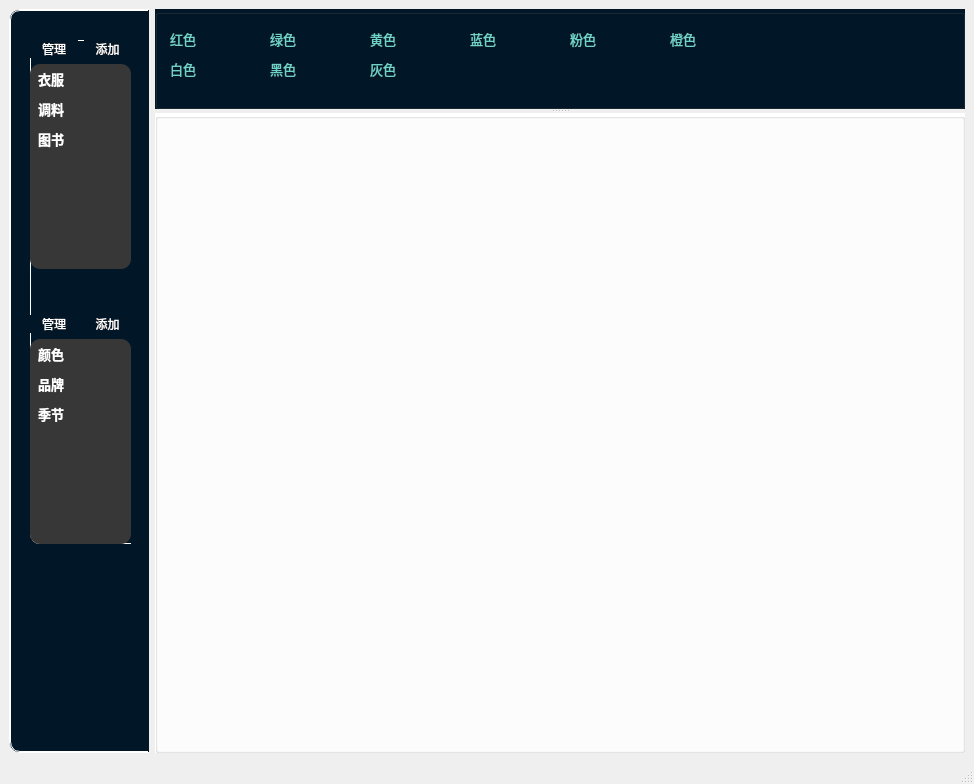
Above: code/managerUI.ui from RachelWealth/IoT-course-practice before the change. Below: the same form after it.
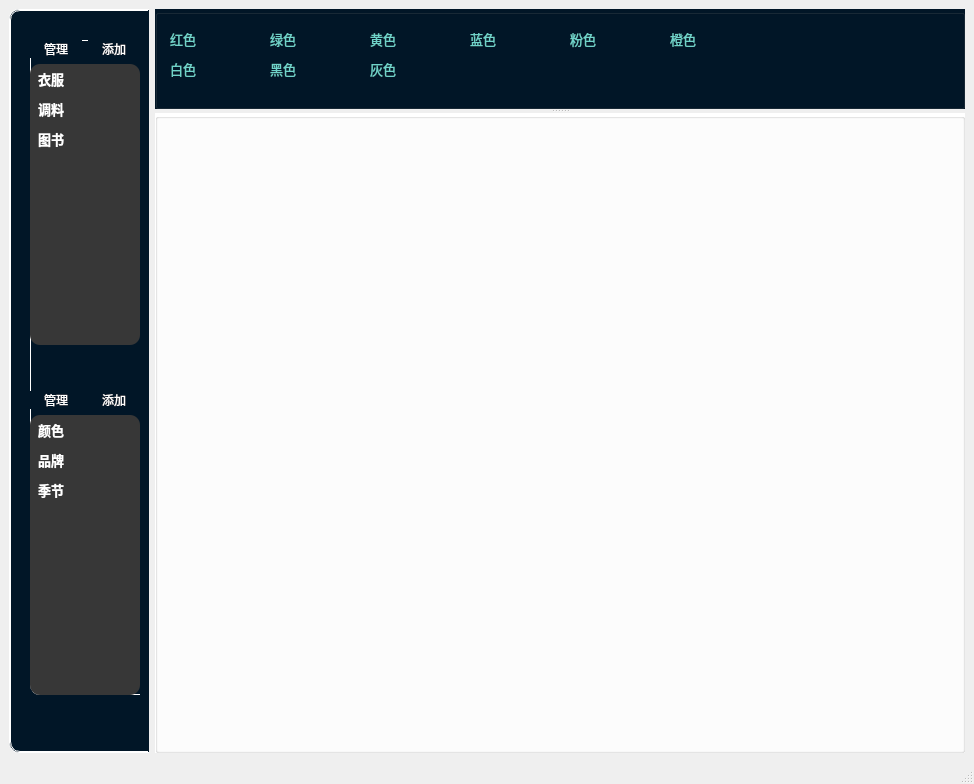
That is the form after the change.

```diff
--- a/code/managerUI.ui
+++ b/code/managerUI.ui
@@ -57,7 +57,7 @@
            <x>0</x>
            <y>0</y>
            <width>138</width>
-           <height>701</height>
+           <height>707</height>
           </rect>
          </property>
          <widget class="QWidget" name="layoutWidget">
@@ -65,8 +65,8 @@
            <rect>
             <x>20</x>
             <y>30</y>
-            <width>101</width>
-            <height>504</height>
+            <width>110</width>
+            <height>655</height>
            </rect>
           </property>
           <layout class="QVBoxLayout" name="verticalLayout">
```
Left out of the diff: 2 changed lines with no effect on the pictures.
